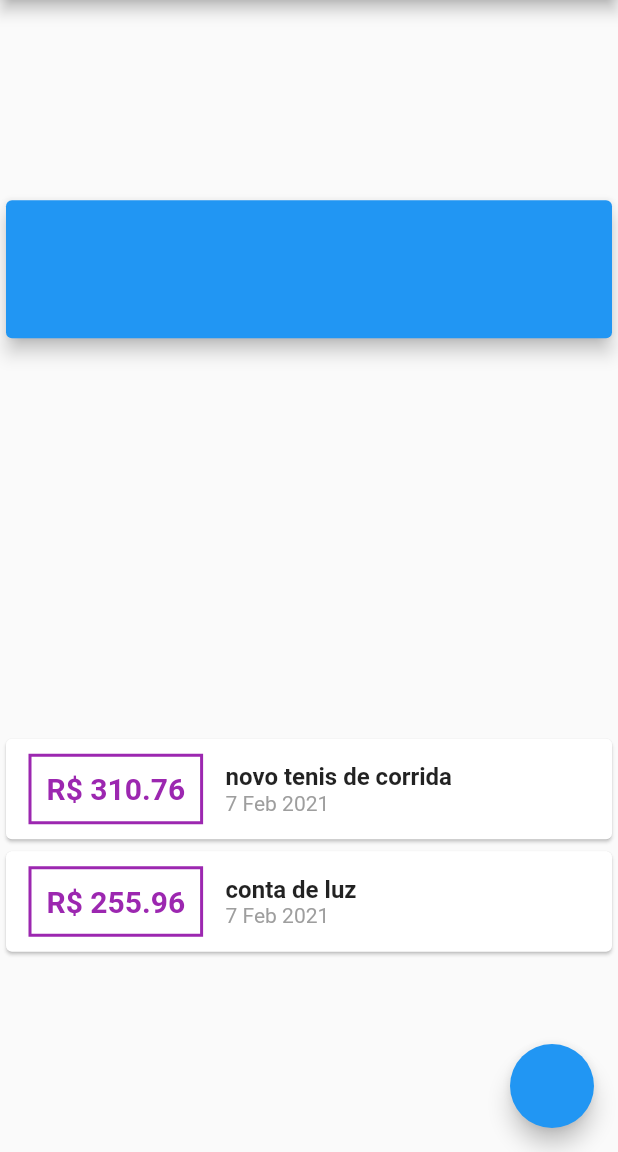
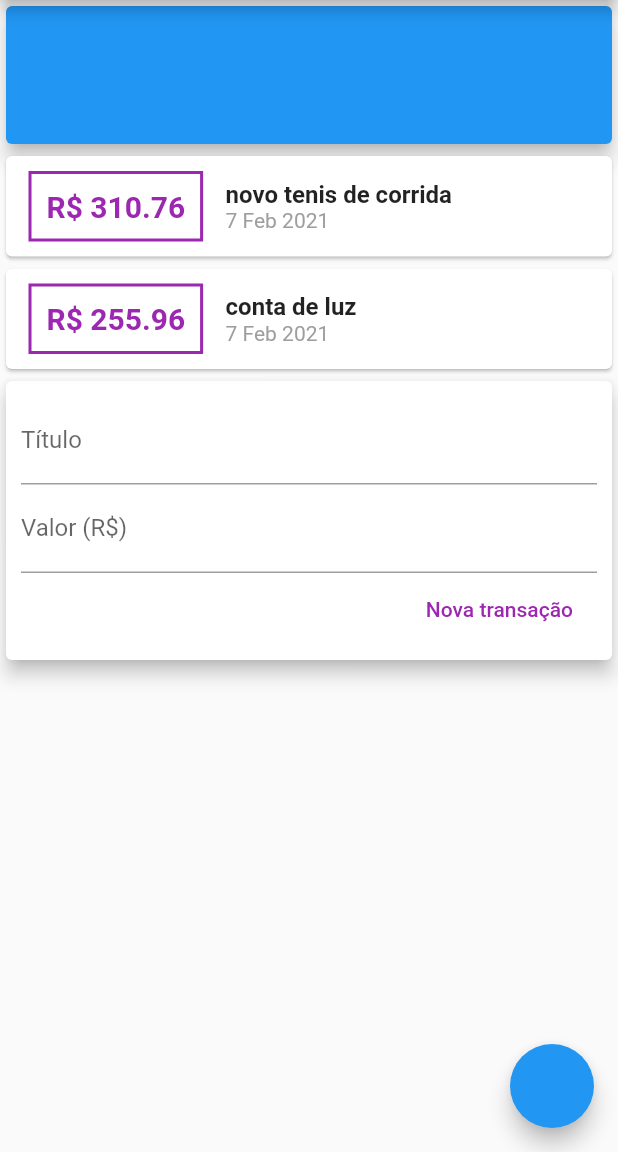
Before and after one commit to ASbarros/despesas_pessoais, a Flutter app: the screen it shows after launch, on a phone screen of 412 x 824 dp, the part 84-1236 px from its top. Run offline on Flutter 3.47's test engine with Material 2 defaults, Android fonts, the phone set to English and light mode, and no system bars.

Commit message:
dividindo em arquivos

```diff
--- /dev/null
+++ b/lib/components/transaction_form.dart
@@ -0,0 +1,39 @@
+import 'package:flutter/material.dart';
+
+class TransactionForm extends StatelessWidget {
+  final titleController = TextEditingController();
+  final valueController = TextEditingController();
+  @override
+  Widget build(BuildContext context) {
+    return Card(
+      elevation: 5,
+      child: Padding(
+        padding: const EdgeInsets.all(10),
+        child: Column(
+          children: [
+            TextField(
+              controller: titleController,
+              decoration: InputDecoration(labelText: 'Título'),
+            ),
+            TextField(
+              controller: valueController,
+              decoration: InputDecoration(labelText: 'Valor (R\$)'),
+            ),
+            Row(
+              mainAxisAlignment: MainAxisAlignment.end,
+              children: [
+                FlatButton(
+                    onPressed: () {
+                      print(titleController.text);
+                      print(valueController.text);
+                    },
+                    textColor: Colors.purple,
+                    child: Text('Nova transação')),
+              ],
+            )
+          ],
+        ),
+      ),
+    );
+  }
+}
--- /dev/null
+++ b/lib/components/transaction_list.dart
@@ -0,0 +1,56 @@
+import 'package:flutter/material.dart';
+import 'package:intl/intl.dart';
+
+import '../models/transaction.dart';
+
+class TransactionList extends StatelessWidget {
+  final List<Transaction> transactions;
+
+  const TransactionList({Key key, @required this.transactions})
+      : super(key: key);
+  @override
+  Widget build(BuildContext context) {
+    return Column(
+      children: transactions
+          .map(
+            (tr) => Card(
+              child: Row(
+                children: [
+                  Container(
+                    margin: EdgeInsets.symmetric(horizontal: 15, vertical: 10),
+                    decoration: BoxDecoration(
+                      border: Border.all(color: Colors.purple, width: 2),
+                    ),
+                    padding: EdgeInsets.all(10),
+                    child: Text(
+                      'R\$ ${tr.value.toStringAsFixed(2)}',
+                      style: TextStyle(
+                          fontWeight: FontWeight.bold,
+                          fontSize: 20,
+                          color: Colors.purple),
+                    ),
+                  ),
+                  Column(
+                    crossAxisAlignment: CrossAxisAlignment.start,
+                    children: [
+                      Text(
+                        tr.title,
+                        style: TextStyle(
+                          fontWeight: FontWeight.bold,
+                          fontSize: 16,
+                        ),
+                      ),
+                      Text(
+                        DateFormat('d MMM y').format(tr.date),
+                        style: TextStyle(color: Colors.grey),
+                      ),
+                    ],
+                  )
+                ],
+              ),
+            ),
+          )
+          .toList(),
+    );
+  }
+}
--- /dev/null
+++ b/lib/components/transaction_user.dart
@@ -0,0 +1,51 @@
+import 'dart:math';
+
+import 'package:financas_pessoais/components/transaction_form.dart';
+import 'package:financas_pessoais/components/transaction_list.dart';
+import 'package:flutter/material.dart';
+
+import '../models/transaction.dart';
+
+class TransactionUser extends StatefulWidget {
+  @override
+  _TransactionUserState createState() => _TransactionUserState();
+}
+
+class _TransactionUserState extends State<TransactionUser> {
+  final _transactions = [
+    Transaction(
+      id: 't1',
+      title: 'novo tenis de corrida',
+      value: 310.76,
+      date: DateTime.now(),
+    ),
+    Transaction(
+      id: 't2',
+      title: 'conta de luz',
+      value: 255.96,
+      date: DateTime.now(),
+    ),
+  ];
+
+  _addTransaction(String title, double value) {
+    final newTransaction = Transaction(
+        id: Random().nextDouble().toString(),
+        title: title,
+        value: value,
+        date: DateTime.now());
+
+    setState(() {
+      _transactions.add(newTransaction);
+    });
+  }
+
+  @override
+  Widget build(BuildContext context) {
+    return Column(
+      children: [
+        TransactionList(transactions: _transactions),
+        TransactionForm()
+      ],
+    );
+  }
+}
--- a/lib/main.dart
+++ b/lib/main.dart
@@ -1,7 +1,6 @@
 import 'package:flutter/material.dart';
-import 'package:intl/intl.dart';
 
-import 'models/transaction.dart';
+import 'components/transaction_user.dart';
 
 void main() => runApp(MyApp());
 
@@ -15,20 +14,6 @@ class MyApp extends StatelessWidget {
 }
 
 class MyHomePage extends StatelessWidget {
-  final _transactions = [
-    Transaction(
-      id: 't1',
-      title: 'novo tenis de corrida',
-      value: 310.76,
-      date: DateTime.now(),
-    ),
-    Transaction(
-      id: 't2',
-      title: 'conta de luz',
-      value: 255.96,
-      date: DateTime.now(),
-    ),
-  ];
   @override
   Widget build(BuildContext context) {
     return Scaffold(
@@ -38,7 +23,6 @@ class MyHomePage extends StatelessWidget {
         actions: [IconButton(icon: Icon(Icons.add), onPressed: null)],
       ),
       body: Column(
-        mainAxisAlignment: MainAxisAlignment.spaceAround,
         crossAxisAlignment: CrossAxisAlignment.stretch,
         children: <Widget>[
           Container(
@@ -48,49 +32,7 @@ class MyHomePage extends StatelessWidget {
               elevation: 5,
             ),
           ),
-          Column(
-            children: _transactions
-                .map(
-                  (tr) => Card(
-                    child: Row(
-                      children: [
-                        Container(
-                          margin: EdgeInsets.symmetric(
-                              horizontal: 15, vertical: 10),
-                          decoration: BoxDecoration(
-                            border: Border.all(color: Colors.purple, width: 2),
-                          ),
-                          padding: EdgeInsets.all(10),
-                          child: Text(
-                            'R\$ ${tr.value.toStringAsFixed(2)}',
-                            style: TextStyle(
-                                fontWeight: FontWeight.bold,
-                                fontSize: 20,
-                                color: Colors.purple),
-                          ),
-                        ),
-                        Column(
-                          crossAxisAlignment: CrossAxisAlignment.start,
-                          children: [
-                            Text(
-                              tr.title,
-                              style: TextStyle(
-                                fontWeight: FontWeight.bold,
-                                fontSize: 16,
-                              ),
-                            ),
-                            Text(
-                              DateFormat('d MMM y').format(tr.date),
-                              style: TextStyle(color: Colors.grey),
-                            ),
-                          ],
-                        )
-                      ],
-                    ),
-                  ),
-                )
-                .toList(),
-          ),
+          TransactionUser()
         ],
       ),
       floatingActionButton: FloatingActionButton(
```
